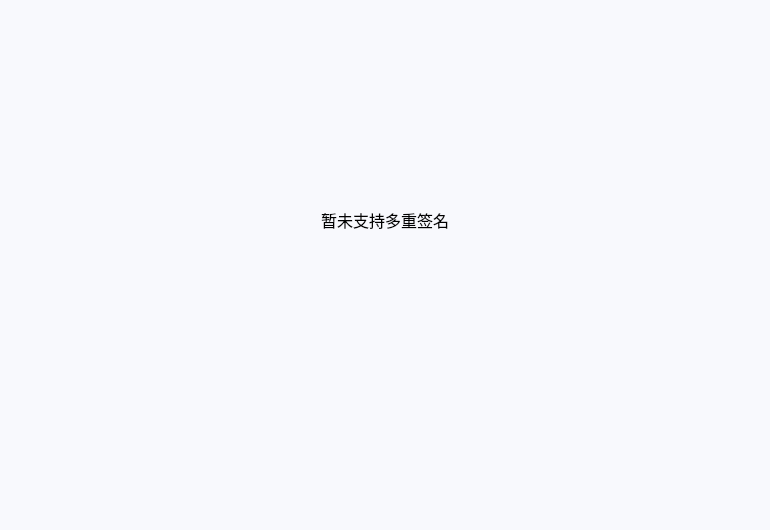
HcashOrg/hx-indicator, file LNKWallet/multisig/multisigpage.ui: the form before one commit.
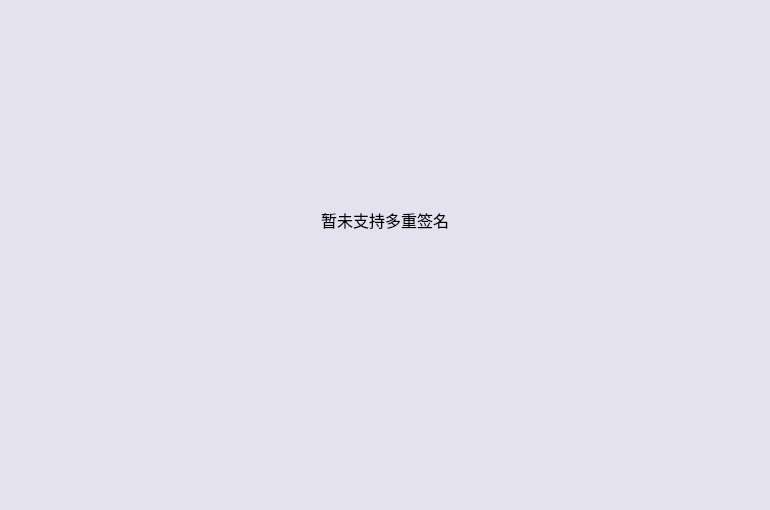
The form after the commit.

Diff of the .ui file:
```diff
--- a/LNKWallet/multisig/multisigpage.ui
+++ b/LNKWallet/multisig/multisigpage.ui
@@ -7,7 +7,7 @@
     <x>0</x>
     <y>0</y>
     <width>770</width>
-    <height>530</height>
+    <height>510</height>
    </rect>
   </property>
   <property name="windowTitle">
@@ -248,11 +248,11 @@
      <x>0</x>
      <y>0</y>
      <width>770</width>
-     <height>530</height>
+     <height>510</height>
     </rect>
    </property>
    <property name="styleSheet">
-    <string notr="true">background-color: rgb(248,249,253);</string>
+    <string notr="true">background-color: rgb(229,226,240);</string>
    </property>
    <widget class="QLabel" name="label">
     <property name="geometry">
```
